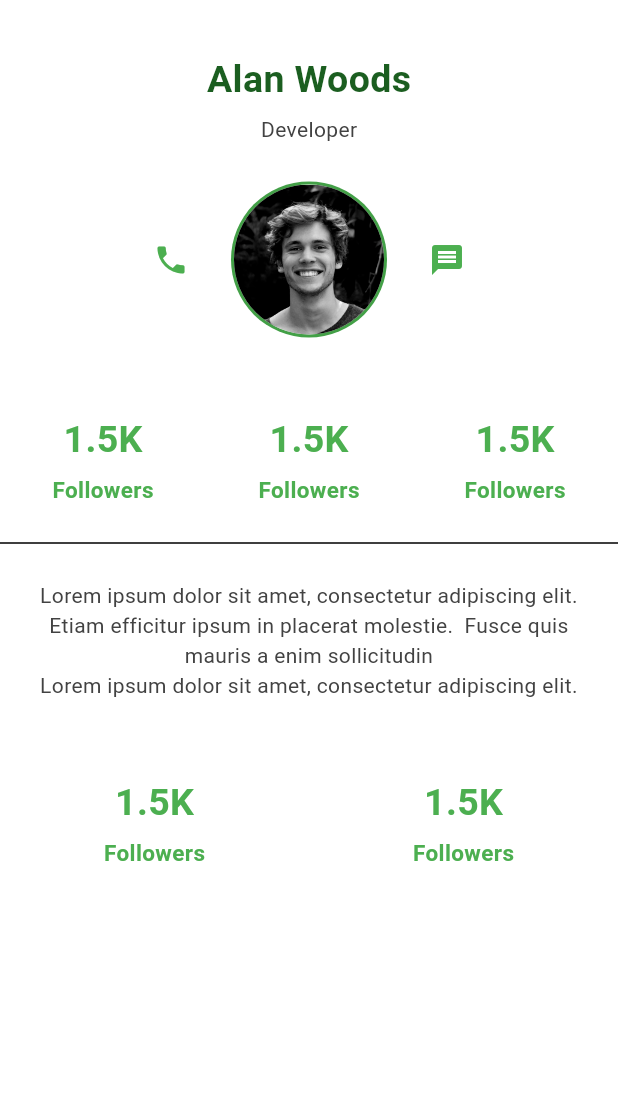
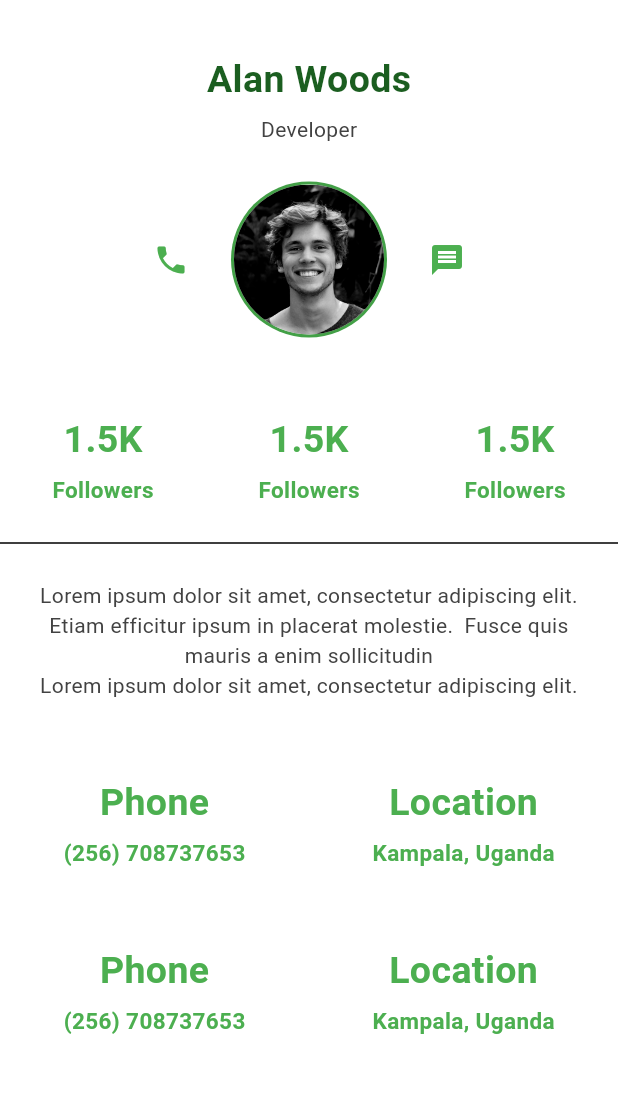
Before and after one commit to kasasa22/WePut, a Flutter app: the Profile screen opened by its route, on a phone screen of 412 x 824 dp, the part 84-1177 px from its top. Run offline on Flutter 3.47's test engine with Material 3 defaults, Android fonts, the phone set to English and light mode, and no system bars; our stand-ins replace cloud_firestore, firebase_auth, firebase_core, fl_chart, settings_ui; accounts and stored records are empty.

Commit message:
Jan 8, 2024, 1:10 PM

```diff
--- a/lib/pages/profile.dart
+++ b/lib/pages/profile.dart
@@ -190,7 +190,7 @@ class Profile extends StatelessWidget {
                   flex: 1,
                   child: Column(children: [
                     const Text(
-                      "1.5K",
+                      "Phone",
                       style: TextStyle(
                           fontWeight: FontWeight.bold,
                           color: Colors.green,
@@ -198,7 +198,7 @@ class Profile extends StatelessWidget {
                     ),
                     Container(height: 5),
                     const Text(
-                      "Followers",
+                      "(256) 708737653",
                       style: TextStyle(
                           fontWeight: FontWeight.bold,
                           color: Colors.green,
@@ -210,7 +210,7 @@ class Profile extends StatelessWidget {
                   flex: 1,
                   child: Column(children: [
                     const Text(
-                      "1.5K",
+                      "Location",
                       style: TextStyle(
                           fontWeight: FontWeight.bold,
                           color: Colors.green,
@@ -218,7 +218,54 @@ class Profile extends StatelessWidget {
                     ),
                     Container(height: 5),
                     const Text(
-                      "Followers",
+                      "Kampala, Uganda",
+                      style: TextStyle(
+                          fontWeight: FontWeight.bold,
+                          color: Colors.green,
+                          fontSize: 15),
+                    ),
+                  ]),
+                ),
+              ],
+            ),
+            Container(
+              height: 50,
+            ),
+            Row(
+              children: [
+                Expanded(
+                  flex: 1,
+                  child: Column(children: [
+                    const Text(
+                      "Phone",
+                      style: TextStyle(
+                          fontWeight: FontWeight.bold,
+                          color: Colors.green,
+                          fontSize: 25),
+                    ),
+                    Container(height: 5),
+                    const Text(
+                      "(256) 708737653",
+                      style: TextStyle(
+                          fontWeight: FontWeight.bold,
+                          color: Colors.green,
+                          fontSize: 15),
+                    ),
+                  ]),
+                ),
+                Expanded(
+                  flex: 1,
+                  child: Column(children: [
+                    const Text(
+                      "Location",
+                      style: TextStyle(
+                          fontWeight: FontWeight.bold,
+                          color: Colors.green,
+                          fontSize: 25),
+                    ),
+                    Container(height: 5),
+                    const Text(
+                      "Kampala, Uganda",
                       style: TextStyle(
                           fontWeight: FontWeight.bold,
                           color: Colors.green,
```
